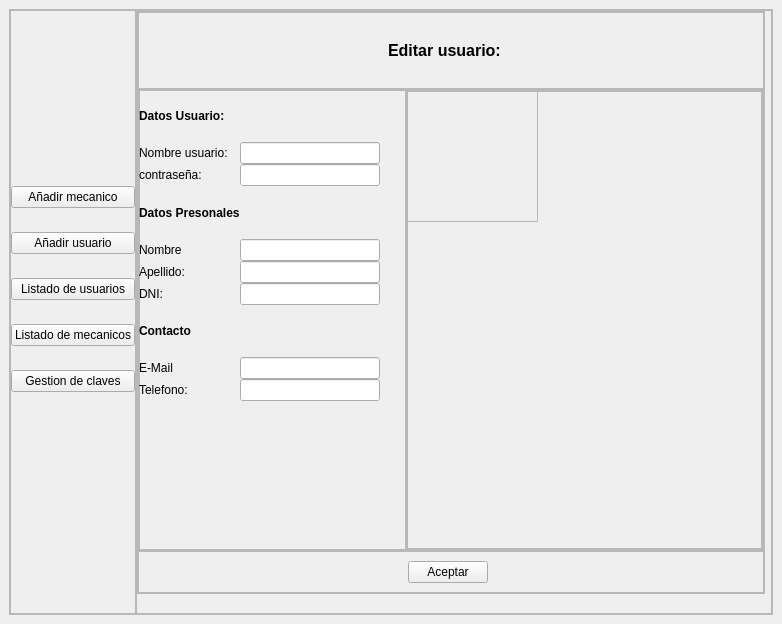
The window that views/main.ui (Alaan20/TP_FINAL-POO) describes before a commit, drawn with Qt 5.
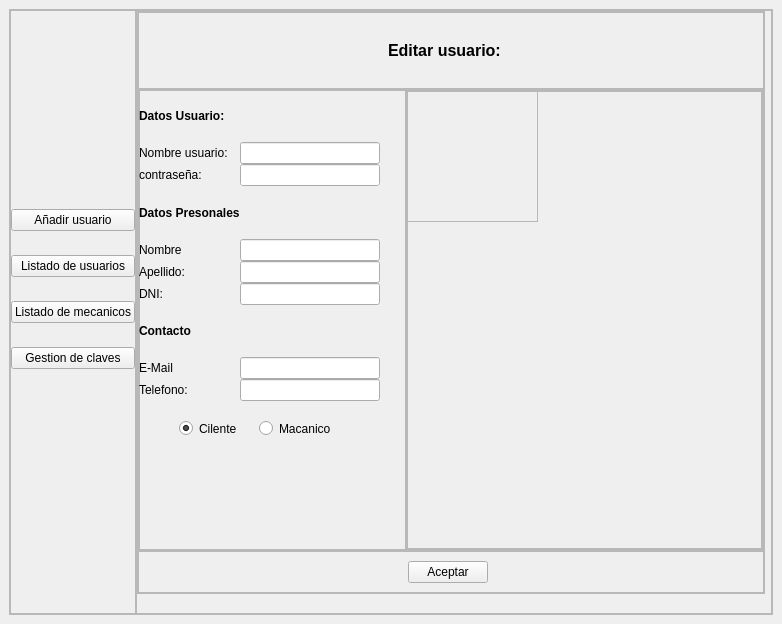
The same window after the commit. The open tabs and pages were chosen to show the change. Icons and pictures are not drawn.

```diff
--- a/views/main.ui
+++ b/views/main.ui
@@ -68,7 +68,7 @@
          <property name="frameShadow">
           <enum>QFrame::Raised</enum>
          </property>
-         <layout class="QVBoxLayout" name="verticalLayout_2" stretch="0,0,0,0,2,0,0">
+         <layout class="QVBoxLayout" name="verticalLayout_2" stretch="0,0,0,2,0,0">
           <property name="spacing">
            <number>24</number>
           </property>
@@ -97,17 +97,6 @@
             </property>
            </spacer>
           </item>
-          <item>
-           <widget class="QPushButton" name="pushButton_6">
-            <property name="text">
-             <string>Añadir mecanico</string>
-            </property>
-            <property name="icon">
-             <iconset>
-              <normaloff>../icons/edit_normal_hover.png</normaloff>../icons/edit_normal_hover.png</iconset>
-            </property>
-           </widget>
-          </item>
           <item>
            <widget class="QPushButton" name="pushButton_4">
             <property name="text">
@@ -2867,7 +2856,7 @@
                      <property name="geometry">
                       <rect>
                        <x>0</x>
-                       <y>320</y>
+                       <y>360</y>
                        <width>261</width>
                        <height>21</height>
                       </rect>
@@ -2884,6 +2873,35 @@
                       <string/>
                      </property>
                     </widget>
+                    <widget class="QRadioButton" name="radioButton_3">
+                     <property name="geometry">
+                      <rect>
+                       <x>120</x>
+                       <y>330</y>
+                       <width>82</width>
+                       <height>17</height>
+                      </rect>
+                     </property>
+                     <property name="text">
+                      <string>Macanico</string>
+                     </property>
+                    </widget>
+                    <widget class="QRadioButton" name="radioButton_4">
+                     <property name="geometry">
+                      <rect>
+                       <x>40</x>
+                       <y>330</y>
+                       <width>82</width>
+                       <height>17</height>
+                      </rect>
+                     </property>
+                     <property name="text">
+                      <string>Cilente</string>
+                     </property>
+                     <property name="checked">
+                      <bool>true</bool>
+                     </property>
+                    </widget>
                    </widget>
                   </item>
                   <item>
```
Left out of the diff: 2 changed lines with no effect on the pictures.
